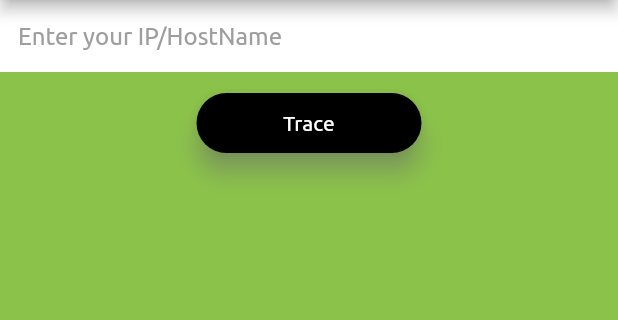
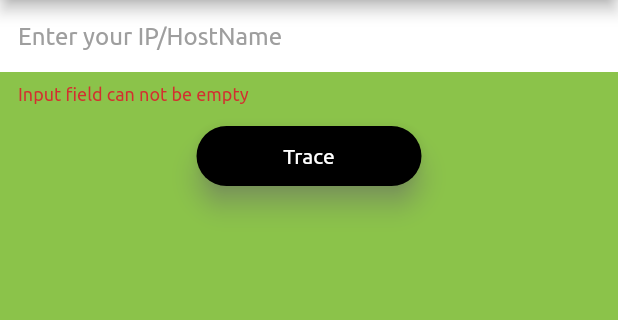
Before and after one commit to itfat/Traceroute-App, a Flutter app: the screen it shows after launch, after a tap on "Trace", on a phone screen of 412 x 824 dp, the part 84-404 px from its top. Run offline on Flutter 3.47's test engine with Material 2 defaults, Android fonts, the phone set to English and light mode, and no system bars; our stand-ins replace string_validator; project files that could hold a hidden picture were left out.

Commit message:
Added input validation

```diff
--- a/lib/body.dart
+++ b/lib/body.dart
@@ -1,18 +1,33 @@
 import 'package:flutter/material.dart';
+import 'package:string_validator/string_validator.dart';
 
-class Body extends StatelessWidget {
-  const Body({ Key? key }) : super(key: key);
+class Body extends StatefulWidget {
+  const Body({Key? key}) : super(key: key);
 
   @override
+  _BodyState createState() => _BodyState();
+}
+
+class _BodyState extends State<Body> {
+  final _formKey = GlobalKey<FormState>();
+  var dest;
+  @override
   Widget build(BuildContext context) {
-    return Container(
-      color: Colors.lightGreen,
-      child: Column(
-        children:[
-          buildInputField(),
-          SizedBox(height:10),
-          ElevatedButton(
+    return Form(
+        key: _formKey,
+        child: Container(
+          color: Colors.lightGreen,
+          child: Column(children: [
+            buildInputField(),
+            SizedBox(height: 10),
+            ElevatedButton(
               onPressed: () {
+                if (_formKey.currentState!.validate()) {
+                  // If the form is valid, display a snackbar. In the real world,
+                  // you'd often call a server or save the information in a database.
+                  ScaffoldMessenger.of(context)
+                      .showSnackBar(SnackBar(content: Text('Processing Data')));
+                }
               },
               child: Text(
                 'Trace',
@@ -27,8 +42,8 @@ class Body extends StatelessWidget {
                 shape: RoundedRectangleBorder(
                     borderRadius: BorderRadius.circular(
                         35.0)), // set the buttons shape. Make its birders rounded etc
-                enabledMouseCursor:
-                    MouseCursor.defer, //used to construct ButtonStyle.mouseCursor
+                enabledMouseCursor: MouseCursor
+                    .defer, //used to construct ButtonStyle.mouseCursor
                 disabledMouseCursor: MouseCursor
                     .uncontrolled, //used to construct ButtonStyle.mouseCursor
                 visualDensity: VisualDensity(
@@ -36,39 +51,31 @@ class Body extends StatelessWidget {
                     vertical: 0.0), //set the button's visual density
                 tapTargetSize: MaterialTapTargetSize
                     .padded, // set the MaterialTapTarget size. can set to: values, padded and shrinkWrap properties
-                animationDuration:
-                    Duration(milliseconds: 100), //the buttons animations duration
+                animationDuration: Duration(
+                    milliseconds: 100), //the buttons animations duration
                 enableFeedback: true, //to set the feedback to true or false
                 alignment: Alignment.center, //set the button's child Alignment
               ),
             ),
-        ]
-      ),
+          ]),
+        ));
+  }
 
-    );
-  }
   TextFormField buildInputField() {
     return TextFormField(
-      obscureText: true,
-      // onSaved: (newValue) => password = newValue,
       onChanged: (value) {
-        // if (value.isNotEmpty) {
-        //   removeError(error: kPassNullError);
-        // } else if (value.length >= 8) {
-        //   removeError(error: kShortPassError);
-        // }
-        // password = value;
-
-        return null;
+        dest = value;
       },
       validator: (value) {
-        // if (value.isEmpty) {
-        //   addError(error: kPassNullError);
-        //   return "";
-        // } else if (value.length < 8) {
-        //   addError(error: kShortPassError);
-        //   return "";
-        // }
+        if (value == null || value.isEmpty) {
+          print(isIP(value.toString()));
+          print(isFQDN(value.toString()));
+          return "Input field can not be empty";
+        }
+        else if(!(isIP(value.toString()) || isFQDN(value.toString()))){
+          return "Please enter valid input";
+
+        }
         return null;
       },
       decoration: InputDecoration(
@@ -80,7 +87,6 @@ class Body extends StatelessWidget {
         filled: true,
         fillColor: Colors.white,
         floatingLabelBehavior: FloatingLabelBehavior.always,
-
       ),
     );
   }
--- a/lib/main.dart
+++ b/lib/main.dart
@@ -14,7 +14,6 @@ class MyApp extends StatelessWidget {
       title: 'Flutter Demo',
       theme: ThemeData(
         fontFamily: 'Ubuntu',
-
         primarySwatch: Colors.blue,
       ),
       home: MyHomePage(title: 'Flutter Demo Home Page'),
@@ -31,14 +30,6 @@ class MyHomePage extends StatefulWidget {
 }
 
 class _MyHomePageState extends State<MyHomePage> {
-  int _counter = 0;
-
-  void _incrementCounter() {
-    setState(() {
-      _counter++;
-    });
-  }
-
   @override
   Widget build(BuildContext context) {
     return Scaffold(
@@ -46,9 +37,7 @@ class _MyHomePageState extends State<MyHomePage> {
         backgroundColor: Colors.black,
         title: Text("Traceroute App"),
       ),
-
       body: Body(),
-
     );
   }
 }
--- a/pubspec.yaml
+++ b/pubspec.yaml
@@ -28,6 +28,7 @@ dependencies:
   # The following adds the Cupertino Icons font to your application.
   # Use with the CupertinoIcons class for iOS style icons.
   cupertino_icons: ^1.0.2
+  string_validator: ^0.3.0
 
 dev_dependencies:
   flutter_test:
```
Also changed, not shown: pubspec.lock.
